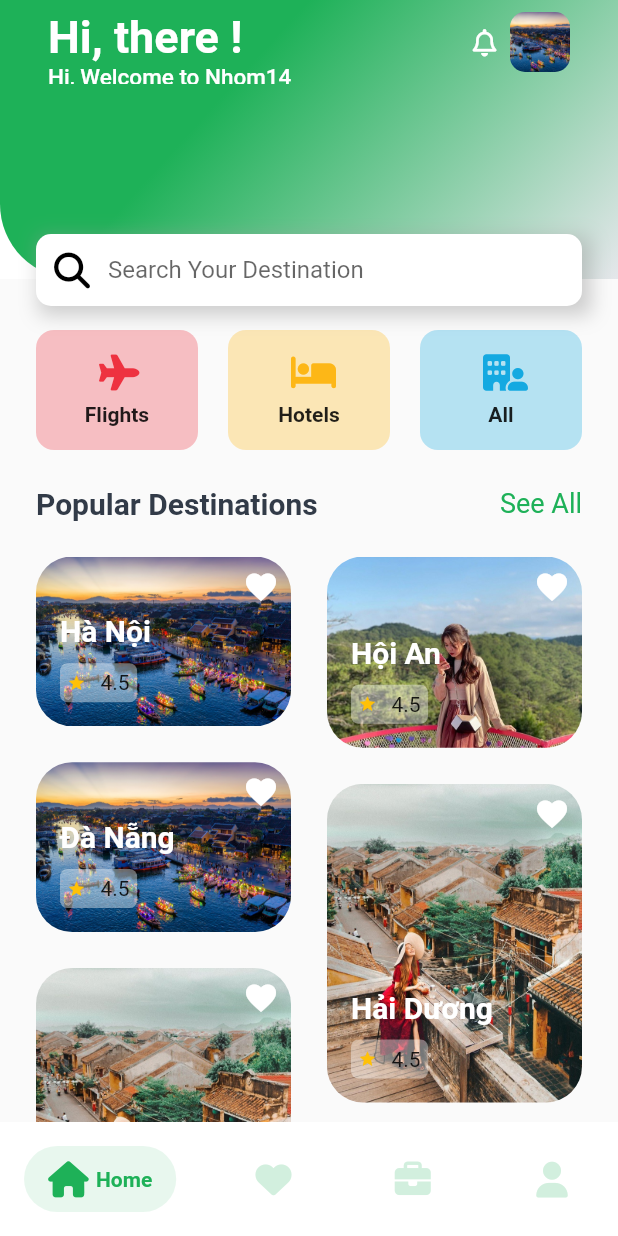
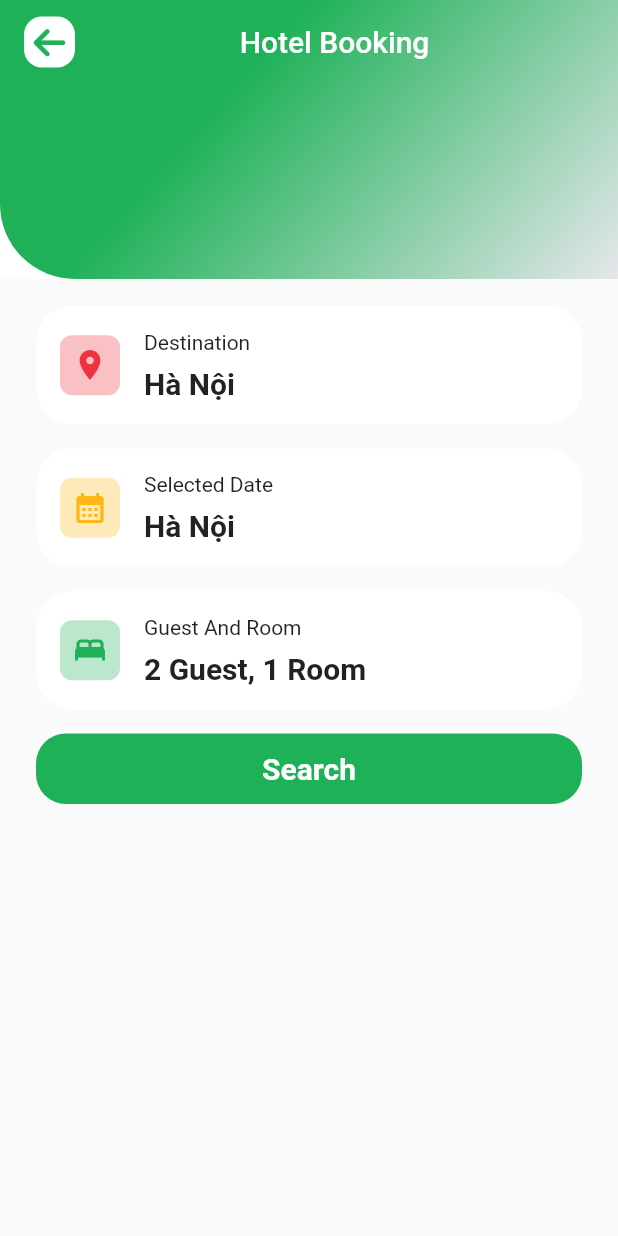
Before and after one commit to Kienns-work/thuctapchuyennganh14, a Flutter app: the MainScreen screen opened by its route, after a tap on "Flights", on a phone screen of 412 x 824 dp. Run offline on Flutter 3.47's test engine with Material 2 defaults, Android fonts, the light colour scheme and no system bars; drawn by our look-alikes of salomon_bottom_bar; our stand-ins replace font_awesome_flutter, google_fonts, hive, hive_flutter, smooth_page_indicator; missing offline and left inert: dart:ffi; accounts and stored records are empty.

Commit message:
finished Booking_Hotel_Screen

```diff
--- a/lib/representation/screens/home_screen.dart
+++ b/lib/representation/screens/home_screen.dart
@@ -8,6 +8,7 @@ import 'package:flutter/material.dart';
 import 'package:font_awesome_flutter/font_awesome_flutter.dart';
 
 import '../../core/data/destinations_data.dart';
+import 'hotel_booking_screen.dart';
 
 class HomeScreen extends StatefulWidget {
   const HomeScreen({super.key});
@@ -20,7 +21,8 @@ class _HomeScreenState extends State<HomeScreen> {
   Widget _buildItemCategory(
       IconData icon, Color color, Function onTap, String title) {
     return GestureDetector(
-      onTap: () => onTap,
+      onTap: () =>
+          {Navigator.of(context).pushNamed(HotelBookingScreen.routeName)},
       child: Container(
         width: double.infinity,
         padding: EdgeInsets.symmetric(vertical: kDefaultPadding),
--- /dev/null
+++ b/lib/representation/screens/hotel_booking_screen.dart
@@ -0,0 +1,59 @@
+import 'package:bookinghotel/core/constants/colors_constants.dart';
+import 'package:bookinghotel/core/constants/dimension_constants.dart';
+import 'package:bookinghotel/representation/widgets/app_bar_container.dart';
+import 'package:bookinghotel/representation/widgets/button_widget.dart';
+import 'package:flutter/material.dart';
+
+import '../widgets/item_booking_hotel_widget.dart';
+
+class HotelBookingScreen extends StatefulWidget {
+  const HotelBookingScreen({super.key});
+  static const String routeName = "/hotel_booking_screen";
+
+  @override
+  State<HotelBookingScreen> createState() => _HotelBookingScreenState();
+}
+
+class _HotelBookingScreenState extends State<HotelBookingScreen> {
+  @override
+  Widget build(BuildContext context) {
+    return AppBarContainerWidget(
+      implementLeading: true,
+      titleString: "Hotel Booking",
+      child: SingleChildScrollView(
+        child: Column(
+          children: [
+            SizedBox(
+              height: kMediumPadding * 2,
+            ),
+            ItemBookingHotelWidget(
+              color: ColorPalette.redColor,
+              title: "Destination",
+              content: "Hà Nội",
+              icon: Icons.place,
+              onTap: () {},
+            ),
+            ItemBookingHotelWidget(
+              title: "Selected Date",
+              color: ColorPalette.yellowColor,
+              content: "Hà Nội",
+              icon: Icons.calendar_month_sharp,
+              onTap: () {},
+            ),
+            ItemBookingHotelWidget(
+              title: "Guest And Room",
+              color: ColorPalette.primaryColor,
+              content: "2 Guest, 1 Room",
+              icon: Icons.bed,
+              onTap: () {},
+            ),
+            ButtonWidget(
+              title: "Search",
+              ontap: () {},
+            ),
+          ],
+        ),
+      ),
+    );
+  }
+}
--- a/lib/representation/widgets/app_bar_container.dart
+++ b/lib/representation/widgets/app_bar_container.dart
@@ -10,7 +10,7 @@ class AppBarContainerWidget extends StatelessWidget {
     super.key,
     required this.child,
     this.title,
-    this.implementLeading = false,
+    this.implementLeading = true,
     this.implementTraling = false,
     required this.titleString,
   });
@@ -36,7 +36,9 @@ class AppBarContainerWidget extends StatelessWidget {
               title: title ??
                   Row(children: [
                     if (implementLeading)
-                      Container(
+                      GestureDetector(
+                        onTap: () => Navigator.of(context).pop(),
+                        child: Container(
                           decoration: BoxDecoration(
                             color: Colors.white,
                             borderRadius: BorderRadius.all(
@@ -48,6 +50,7 @@ class AppBarContainerWidget extends StatelessWidget {
                             FontAwesomeIcons.arrowLeft,
                             color: ColorPalette.primaryColor,
                             size: 24,
+                          ),
                         ),
                       ),
                     Expanded(
--- a/lib/representation/widgets/button_widget.dart
+++ b/lib/representation/widgets/button_widget.dart
@@ -1,3 +1,5 @@
+import 'dart:ffi';
+
 import 'package:bookinghotel/core/constants/colors_constants.dart';
 import 'package:bookinghotel/core/constants/dimension_constants.dart';
 import 'package:bookinghotel/core/constants/textstyle_constants.dart';
@@ -13,8 +15,9 @@ class ButtonWidget extends StatelessWidget {
     return GestureDetector(
       onTap: () => ontap(),
       child: Container(
+        width: double.infinity,
         padding: const EdgeInsets.symmetric(
-            vertical: kMediumPadding / 3, horizontal: kMediumPadding),
+            vertical: kMediumPadding / 2, horizontal: kMediumPadding),
         decoration: BoxDecoration(
           color: ColorPalette.primaryColor,
           borderRadius: BorderRadius.circular(20),
--- /dev/null
+++ b/lib/representation/widgets/item_booking_hotel_widget.dart
@@ -0,0 +1,65 @@
+import 'package:bookinghotel/core/constants/dimension_constants.dart';
+import 'package:flutter/material.dart';
+import 'package:font_awesome_flutter/font_awesome_flutter.dart';
+
+class ItemBookingHotelWidget extends StatelessWidget {
+  ItemBookingHotelWidget({
+    super.key,
+    required this.onTap,
+    required this.content,
+    required this.icon,
+    required this.color,
+    required this.title,
+  });
+  String title;
+  Function onTap;
+  String content;
+  IconData icon;
+  Color color;
+
+  @override
+  Widget build(BuildContext context) {
+    return GestureDetector(
+      onTap: () => onTap,
+      child: Container(
+        padding: EdgeInsets.all(kDefaultPadding),
+        margin: EdgeInsets.only(bottom: kDefaultPadding),
+        decoration: BoxDecoration(
+          borderRadius: BorderRadius.circular(kMediumPadding),
+          color: Colors.white,
+        ),
+        child: Row(children: [
+          Container(
+            padding: EdgeInsets.all(kDefaultPadding / 2),
+            decoration: BoxDecoration(
+              color: color.withOpacity(0.3),
+              borderRadius: BorderRadius.circular(kDefaultPadding / 2),
+            ),
+            child: Center(
+              child: Icon(
+                icon,
+                color: color,
+              ),
+            ),
+          ),
+          SizedBox(
+            width: kDefaultPadding,
+          ),
+          Column(
+            crossAxisAlignment: CrossAxisAlignment.start,
+            children: [
+              Text(title),
+              SizedBox(
+                height: kDefaultPadding / 2,
+              ),
+              Text(
+                content,
+                style: TextStyle(fontWeight: FontWeight.bold, fontSize: 20),
+              ),
+            ],
+          )
+        ]),
+      ),
+    );
+  }
+}
--- a/lib/routes.dart
+++ b/lib/routes.dart
@@ -1,3 +1,4 @@
+import 'package:bookinghotel/representation/screens/hotel_booking_screen.dart';
 import 'package:bookinghotel/representation/screens/intro_screen.dart';
 import 'package:bookinghotel/representation/screens/main_screen.dart';
 import 'package:bookinghotel/representation/screens/splash_screen.dart';
@@ -7,4 +8,5 @@ final Map<String, WidgetBuilder> routes = {
   SplashScreen.routeName: (context) => const SplashScreen(),
   IntroScreen.routeName: (context) => IntroScreen(),
   MainScreen.routeName: (context) => MainScreen(),
+  HotelBookingScreen.routeName: (context) => HotelBookingScreen(),
 };
```
Lines whose indentation alone changed are shown as unchanged.
